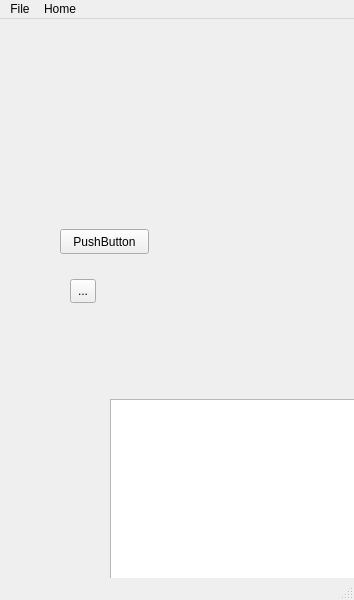
First picture: the form in pxlart/mainwindow.ui, repository starwarsnerd77/PixelArtQtApp, before the edit.
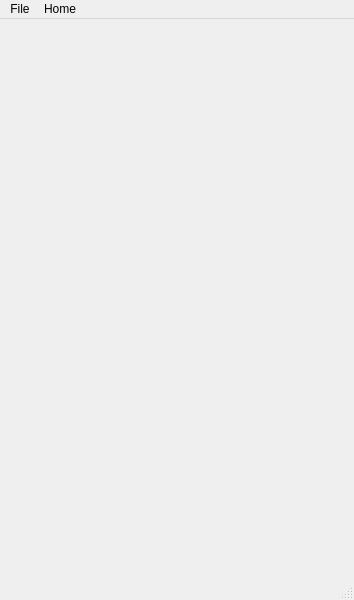
Second picture: the form after the edit.

```diff
--- a/pxlart/mainwindow.ui
+++ b/pxlart/mainwindow.ui
@@ -13,44 +13,7 @@
   <property name="windowTitle">
    <string>MainWindow</string>
   </property>
-  <widget class="QWidget" name="centralwidget">
-   <widget class="QPushButton" name="pushButton">
-    <property name="geometry">
-     <rect>
-      <x>60</x>
-      <y>210</y>
-      <width>89</width>
-      <height>25</height>
-     </rect>
-    </property>
-    <property name="text">
-     <string>PushButton</string>
-    </property>
-   </widget>
-   <widget class="QListWidget" name="listWidget">
-    <property name="geometry">
-     <rect>
-      <x>110</x>
-      <y>380</y>
-      <width>256</width>
-      <height>192</height>
-     </rect>
-    </property>
-   </widget>
-   <widget class="QToolButton" name="toolButton">
-    <property name="geometry">
-     <rect>
-      <x>70</x>
-      <y>260</y>
-      <width>26</width>
-      <height>24</height>
-     </rect>
-    </property>
-    <property name="text">
-     <string>...</string>
-    </property>
-   </widget>
-  </widget>
+  <widget class="QWidget" name="centralwidget"/>
   <widget class="QStatusBar" name="statusbar"/>
   <widget class="QMenuBar" name="menubar">
    <property name="geometry">
```
